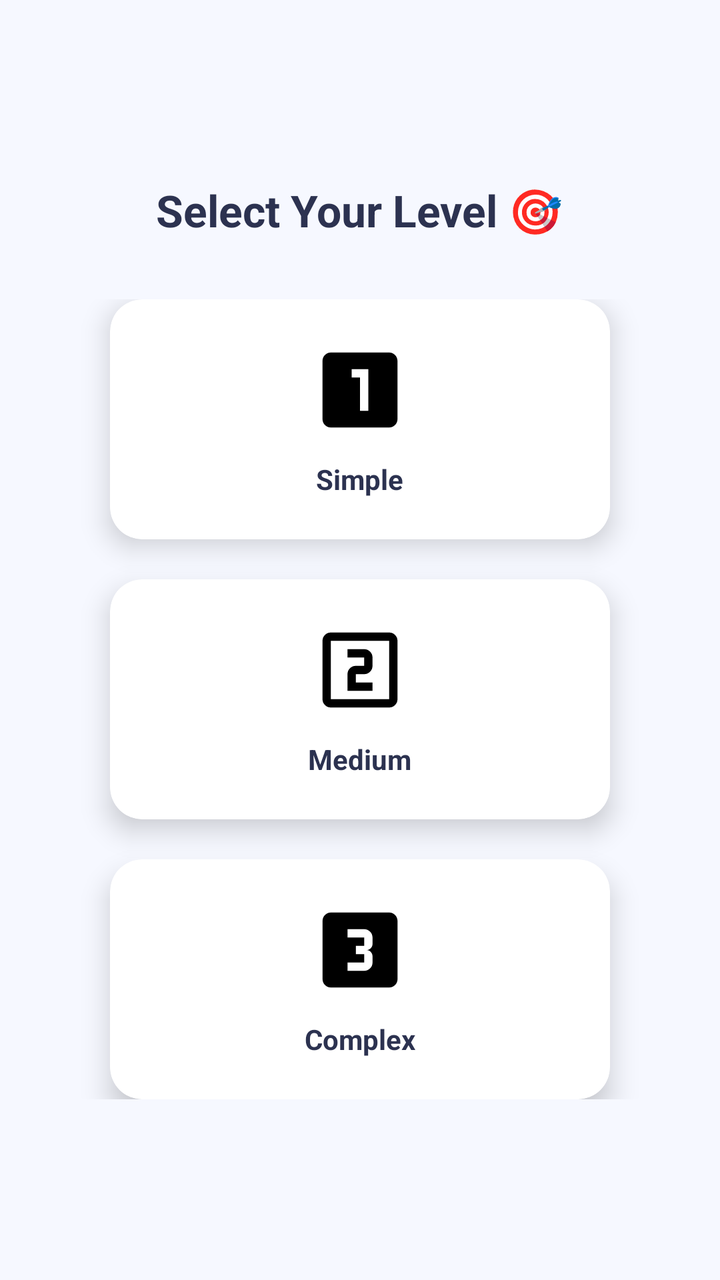
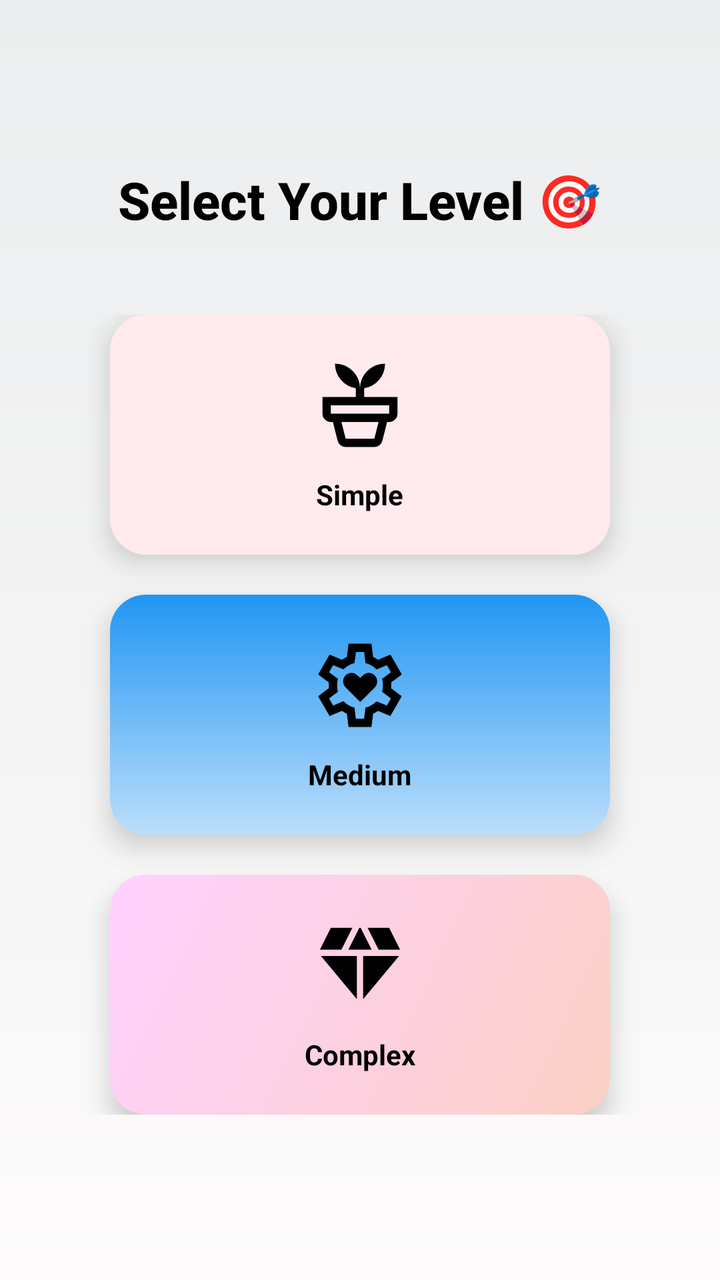

Before-and-after screenshots of an Android layout around one commit, followed by the original layout XML and the change that was made.
<!-- AndroidManifest.xml: activity theme Theme.SpeakRight.Material -->
<!-- res/layout/activity_levels.xml -->
<?xml version="1.0" encoding="utf-8"?>
<LinearLayout xmlns:android="http://schemas.android.com/apk/res/android"
    xmlns:app="http://schemas.android.com/apk/res-auto"
    android:orientation="vertical"
    android:gravity="center"
    android:layout_width="match_parent"
    android:layout_height="match_parent"
    android:background="#F6F8FF"
    android:padding="16dp">

    
    <TextView
        android:id="@+id/tvLevelsTitle"
        android:layout_width="wrap_content"
        android:layout_height="wrap_content"
        android:text="Select Your Level 🎯"
        android:textSize="22sp"
        android:textStyle="bold"
        android:textColor="#2C3250"
        android:layout_marginBottom="30dp" />

    
    <LinearLayout
        android:orientation="vertical"
        android:gravity="center"
        android:layout_width="match_parent"
        android:layout_height="wrap_content">

        
        <com.google.android.material.card.MaterialCardView
            android:id="@+id/cardSimple"
            style="@style/Widget.MaterialComponents.CardView"
            android:layout_width="250dp"
            android:layout_height="120dp"
            android:layout_marginBottom="20dp"
            app:cardCornerRadius="16dp"
            app:cardElevation="8dp"
            android:foreground="?android:attr/selectableItemBackground">

            <LinearLayout
                android:orientation="vertical"
                android:gravity="center"
                android:layout_width="match_parent"
                android:layout_height="match_parent">

                <ImageView
                    android:layout_width="50dp"
                    android:layout_height="50dp"
                    android:src="@drawable/ic_easy" /> 

                <TextView
                    android:layout_width="wrap_content"
                    android:layout_height="wrap_content"
                    android:text="Simple"
                    android:textColor="#2C3250"
                    android:textStyle="bold"
                    android:layout_marginTop="10dp" />
            </LinearLayout>
        </com.google.android.material.card.MaterialCardView>

        
        <com.google.android.material.card.MaterialCardView
            android:id="@+id/cardMedium"
            style="@style/Widget.MaterialComponents.CardView"
            android:layout_width="250dp"
            android:layout_height="120dp"
            android:layout_marginBottom="20dp"
            app:cardCornerRadius="16dp"
            app:cardElevation="8dp"
            android:foreground="?android:attr/selectableItemBackground">

            <LinearLayout
                android:orientation="vertical"
                android:gravity="center"
                android:layout_width="match_parent"
                android:layout_height="match_parent">

                <ImageView
                    android:layout_width="50dp"
                    android:layout_height="50dp"
                    android:src="@drawable/ic_medium" /> 

                <TextView
                    android:layout_width="wrap_content"
                    android:layout_height="wrap_content"
                    android:text="Medium"
                    android:textColor="#2C3250"
                    android:textStyle="bold"
                    android:layout_marginTop="10dp" />
            </LinearLayout>
        </com.google.android.material.card.MaterialCardView>

        
        <com.google.android.material.card.MaterialCardView
            android:id="@+id/cardComplex"
            style="@style/Widget.MaterialComponents.CardView"
            android:layout_width="250dp"
            android:layout_height="120dp"
            app:cardCornerRadius="16dp"
            app:cardElevation="8dp"
            android:foreground="?android:attr/selectableItemBackground">

            <LinearLayout
                android:orientation="vertical"
                android:gravity="center"
                android:layout_width="match_parent"
                android:layout_height="match_parent">

                <ImageView
                    android:layout_width="50dp"
                    android:layout_height="50dp"
                    android:src="@drawable/ic_complex" /> 

                <TextView
                    android:layout_width="wrap_content"
                    android:layout_height="wrap_content"
                    android:text="Complex"
                    android:textColor="#2C3250"
                    android:textStyle="bold"
                    android:layout_marginTop="10dp" />
            </LinearLayout>
        </com.google.android.material.card.MaterialCardView>

    </LinearLayout>

</LinearLayout>
<!-- resources referenced by this layout -->
<resources>
  <!-- drawable ic_complex (drawable) -->
  <vector xmlns:android="http://schemas.android.com/apk/res/android" android:height="24dp" android:tint="#000000" android:viewportHeight="24" android:viewportWidth="24" android:width="24dp">
        
      <path android:fillColor="@android:color/white" android:pathData="M19.01,3h-14c-1.1,0 -2,0.9 -2,2v14c0,1.1 0.9,2 2,2h14c1.1,0 2,-0.9 2,-2L21.01,5c0,-1.1 -0.9,-2 -2,-2zM15.01,10.5c0,0.83 -0.67,1.5 -1.5,1.5 0.83,0 1.5,0.67 1.5,1.5L15.01,15c0,1.11 -0.9,2 -2,2h-4v-2h4v-2h-2v-2h2L13.01,9h-4L9.01,7h4c1.1,0 2,0.89 2,2v1.5z"/>
      
  </vector>
  <!-- drawable ic_easy (drawable) -->
  <vector xmlns:android="http://schemas.android.com/apk/res/android" android:height="24dp" android:tint="#000000" android:viewportHeight="24" android:viewportWidth="24" android:width="24dp">
        
      <path android:fillColor="@android:color/white" android:pathData="M19,3L5,3c-1.1,0 -2,0.9 -2,2v14c0,1.1 0.9,2 2,2h14c1.1,0 2,-0.9 2,-2L21,5c0,-1.1 -0.9,-2 -2,-2zM14,17h-2L12,9h-2L10,7h4v10z"/>
      
  </vector>
  <!-- drawable ic_medium (drawable) -->
  <vector xmlns:android="http://schemas.android.com/apk/res/android" android:height="24dp" android:tint="#000000" android:viewportHeight="960" android:viewportWidth="960" android:width="24dp">
        
      <path android:fillColor="@android:color/white" android:pathData="M360,680L600,680L600,600L440,600L440,520Q440,520 440,520Q440,520 440,520L520,520Q553,520 576.5,496.5Q600,473 600,440L600,360Q600,327 576.5,303.5Q553,280 520,280L360,280L360,360L520,360Q520,360 520,360Q520,360 520,360L520,440Q520,440 520,440Q520,440 520,440L440,440Q407,440 383.5,463.5Q360,487 360,520L360,680ZM200,840Q167,840 143.5,816.5Q120,793 120,760L120,200Q120,167 143.5,143.5Q167,120 200,120L760,120Q793,120 816.5,143.5Q840,167 840,200L840,760Q840,793 816.5,816.5Q793,840 760,840L200,840ZM200,760L760,760Q760,760 760,760Q760,760 760,760L760,200Q760,200 760,200Q760,200 760,200L200,200Q200,200 200,200Q200,200 200,200L200,760Q200,760 200,760Q200,760 200,760ZM200,200L200,200Q200,200 200,200Q200,200 200,200L200,760Q200,760 200,760Q200,760 200,760L200,760Q200,760 200,760Q200,760 200,760L200,200Q200,200 200,200Q200,200 200,200Z"/>
      
  </vector>
  <!-- unchanged entries left out for length: 4 -->
</resources>

<!-- the commit's change to res/layout/activity_levels.xml (unified diff, before → after) -->
@@ -5,7 +5,7 @@
     android:gravity="center"
     android:layout_width="match_parent"
     android:layout_height="match_parent"
-    android:background="#F6F8FF"
+    android:background="@drawable/bg_gradient"
     android:padding="16dp">
 
     
@@ -14,10 +14,11 @@
         android:layout_width="wrap_content"
         android:layout_height="wrap_content"
         android:text="Select Your Level 🎯"
-        android:textSize="22sp"
+        android:textSize="26sp"
         android:textStyle="bold"
-        android:textColor="#2C3250"
-        android:layout_marginBottom="30dp" />
+        android:textColor="@color/black"
+        android:fontFamily="sans-serif-medium"
+        android:layout_marginBottom="40dp" />
 
     
     <LinearLayout
@@ -33,26 +34,29 @@
             android:layout_width="250dp"
             android:layout_height="120dp"
             android:layout_marginBottom="20dp"
-            app:cardCornerRadius="16dp"
+            app:cardCornerRadius="18dp"
             app:cardElevation="8dp"
-            android:foreground="?android:attr/selectableItemBackground">
+            app:cardBackgroundColor="@android:color/transparent">
 
+            
             <LinearLayout
                 android:orientation="vertical"
                 android:gravity="center"
                 android:layout_width="match_parent"
-                android:layout_height="match_parent">
+                android:layout_height="match_parent"
+                android:background="@drawable/bg_simple"
+                android:padding="8dp">
 
                 <ImageView
                     android:layout_width="50dp"
                     android:layout_height="50dp"
-                    android:src="@drawable/ic_easy" /> 
+                    android:src="@drawable/ic_easy" />
 
                 <TextView
                     android:layout_width="wrap_content"
                     android:layout_height="wrap_content"
                     android:text="Simple"
-                    android:textColor="#2C3250"
+                    android:textColor="@color/black"
                     android:textStyle="bold"
                     android:layout_marginTop="10dp" />
             </LinearLayout>
@@ -65,26 +69,28 @@
             android:layout_width="250dp"
             android:layout_height="120dp"
             android:layout_marginBottom="20dp"
-            app:cardCornerRadius="16dp"
+            app:cardCornerRadius="18dp"
             app:cardElevation="8dp"
-            android:foreground="?android:attr/selectableItemBackground">
+            app:cardBackgroundColor="@android:color/transparent">
 
             <LinearLayout
                 android:orientation="vertical"
                 android:gravity="center"
                 android:layout_width="match_parent"
-                android:layout_height="match_parent">
+                android:layout_height="match_parent"
+                android:background="@drawable/bg_medium"
+                android:padding="8dp">
 
                 <ImageView
                     android:layout_width="50dp"
                     android:layout_height="50dp"
-                    android:src="@drawable/ic_medium" /> 
+                    android:src="@drawable/ic_medium" />
 
                 <TextView
                     android:layout_width="wrap_content"
                     android:layout_height="wrap_content"
                     android:text="Medium"
-                    android:textColor="#2C3250"
+                    android:textColor="@color/black"
                     android:textStyle="bold"
                     android:layout_marginTop="10dp" />
             </LinearLayout>
@@ -96,31 +102,32 @@
             style="@style/Widget.MaterialComponents.CardView"
             android:layout_width="250dp"
             android:layout_height="120dp"
-            app:cardCornerRadius="16dp"
+            app:cardCornerRadius="18dp"
             app:cardElevation="8dp"
-            android:foreground="?android:attr/selectableItemBackground">
+            app:cardBackgroundColor="@android:color/transparent">
 
             <LinearLayout
                 android:orientation="vertical"
                 android:gravity="center"
                 android:layout_width="match_parent"
-                android:layout_height="match_parent">
+                android:layout_height="match_parent"
+                android:background="@drawable/bg_complex"
+                android:padding="8dp">
 
                 <ImageView
                     android:layout_width="50dp"
                     android:layout_height="50dp"
-                    android:src="@drawable/ic_complex" /> 
+                    android:src="@drawable/ic_complex" />
 
                 <TextView
                     android:layout_width="wrap_content"
                     android:layout_height="wrap_content"
                     android:text="Complex"
-                    android:textColor="#2C3250"
+                    android:textColor="@color/black"
                     android:textStyle="bold"
                     android:layout_marginTop="10dp" />
             </LinearLayout>
         </com.google.android.material.card.MaterialCardView>
 
     </LinearLayout>
-
 </LinearLayout>
<!-- resource entries referenced after the edit -->
@@ -1,21 +1,69 @@
 <!-- resources referenced by this layout -->
 <resources>
+  <color name="black">#FF000000</color>
+  <!-- drawable bg_complex (drawable) -->
+  <?xml version="1.0" encoding="utf-8"?>
+  <shape xmlns:android="http://schemas.android.com/apk/res/android"
+      android:shape="rectangle">
+      <gradient
+          android:startColor="#FAD0C4"
+          android:endColor="#FFD1FF"
+          android:angle="135" />
+      <corners android:radius="16dp" />
+  </shape>
+  <!-- drawable bg_gradient (drawable) -->
+  <?xml version="1.0" encoding="utf-8"?>
+  <shape xmlns:android="http://schemas.android.com/apk/res/android"
+      android:shape="rectangle">
+  
+      <gradient
+          android:angle="90"
+          android:startColor="#FDFBFB"
+          android:endColor="#EBEDEE"
+          android:type="linear" />
+  
+  </shape>
+  <!-- drawable bg_medium (drawable) -->
+  <?xml version="1.0" encoding="utf-8"?>
+  <shape xmlns:android="http://schemas.android.com/apk/res/android"
+      android:shape="rectangle">
+      <gradient
+          android:startColor="#BBDEFB"
+          android:endColor="#2196F3"
+          android:angle="90" />
+      <corners android:radius="16dp" />
+  </shape>
+  <!-- drawable bg_simple (drawable) -->
+  <?xml version="1.0" encoding="utf-8"?>
+  <shape xmlns:android="http://schemas.android.com/apk/res/android"
+      android:shape="rectangle">
+      <solid android:color="#FFEBEE" /> 
+      <corners android:radius="16dp" />
+  </shape>
   <!-- drawable ic_complex (drawable) -->
   <vector xmlns:android="http://schemas.android.com/apk/res/android" android:height="24dp" android:tint="#000000" android:viewportHeight="24" android:viewportWidth="24" android:width="24dp">
         
-      <path android:fillColor="@android:color/white" android:pathData="M19.01,3h-14c-1.1,0 -2,0.9 -2,2v14c0,1.1 0.9,2 2,2h14c1.1,0 2,-0.9 2,-2L21.01,5c0,-1.1 -0.9,-2 -2,-2zM15.01,10.5c0,0.83 -0.67,1.5 -1.5,1.5 0.83,0 1.5,0.67 1.5,1.5L15.01,15c0,1.11 -0.9,2 -2,2h-4v-2h4v-2h-2v-2h2L13.01,9h-4L9.01,7h4c1.1,0 2,0.89 2,2v1.5z"/>
+      <path android:fillColor="@android:color/white" android:pathData="M12.16,3l-0.32,0l-2.63,5.25l5.58,0z"/>
+        
+      <path android:fillColor="@android:color/white" android:pathData="M16.46,8.25l5.16,0l-2.62,-5.25l-5.16,0z"/>
+        
+      <path android:fillColor="@android:color/white" android:pathData="M21.38,9.75l-8.63,0l0,10.35z"/>
+        
+      <path android:fillColor="@android:color/white" android:pathData="M11.25,20.1l0,-10.35l-8.63,0z"/>
+        
+      <path android:fillColor="@android:color/white" android:pathData="M7.54,8.25l2.62,-5.25l-5.16,0l-2.62,5.25z"/>
       
   </vector>
   <!-- drawable ic_easy (drawable) -->
-  <vector xmlns:android="http://schemas.android.com/apk/res/android" android:height="24dp" android:tint="#000000" android:viewportHeight="24" android:viewportWidth="24" android:width="24dp">
+  <vector xmlns:android="http://schemas.android.com/apk/res/android" android:height="24dp" android:tint="#000000" android:viewportHeight="960" android:viewportWidth="960" android:width="24dp">
         
-      <path android:fillColor="@android:color/white" android:pathData="M19,3L5,3c-1.1,0 -2,0.9 -2,2v14c0,1.1 0.9,2 2,2h14c1.1,0 2,-0.9 2,-2L21,5c0,-1.1 -0.9,-2 -2,-2zM14,17h-2L12,9h-2L10,7h4v10z"/>
+      <path android:fillColor="@android:color/white" android:pathData="M342,800L618,800Q618,800 618,800Q618,800 618,800L658,640L302,640L342,800Q342,800 342,800Q342,800 342,800ZM342,880Q314,880 293,863Q272,846 265,819L220,640L740,640L695,819Q688,846 667,863Q646,880 618,880L342,880ZM200,560L760,560Q760,560 760,560Q760,560 760,560L760,480L200,480L200,560Q200,560 200,560Q200,560 200,560ZM480,320Q480,220 550,150Q620,80 720,80Q720,170 663,236Q606,302 520,316L520,400L840,400L840,560Q840,593 816.5,616.5Q793,640 760,640L200,640Q167,640 143.5,616.5Q120,593 120,560L120,400L440,400L440,316Q354,302 297,236Q240,170 240,80Q340,80 410,150Q480,220 480,320Z"/>
       
   </vector>
   <!-- drawable ic_medium (drawable) -->
   <vector xmlns:android="http://schemas.android.com/apk/res/android" android:height="24dp" android:tint="#000000" android:viewportHeight="960" android:viewportWidth="960" android:width="24dp">
         
-      <path android:fillColor="@android:color/white" android:pathData="M360,680L600,680L600,600L440,600L440,520Q440,520 440,520Q440,520 440,520L520,520Q553,520 576.5,496.5Q600,473 600,440L600,360Q600,327 576.5,303.5Q553,280 520,280L360,280L360,360L520,360Q520,360 520,360Q520,360 520,360L520,440Q520,440 520,440Q520,440 520,440L440,440Q407,440 383.5,463.5Q360,487 360,520L360,680ZM200,840Q167,840 143.5,816.5Q120,793 120,760L120,200Q120,167 143.5,143.5Q167,120 200,120L760,120Q793,120 816.5,143.5Q840,167 840,200L840,760Q840,793 816.5,816.5Q793,840 760,840L200,840ZM200,760L760,760Q760,760 760,760Q760,760 760,760L760,200Q760,200 760,200Q760,200 760,200L200,200Q200,200 200,200Q200,200 200,200L200,760Q200,760 200,760Q200,760 200,760ZM200,200L200,200Q200,200 200,200Q200,200 200,200L200,760Q200,760 200,760Q200,760 200,760L200,760Q200,760 200,760Q200,760 200,760L200,200Q200,200 200,200Q200,200 200,200Z"/>
+      <path android:fillColor="@android:color/white" android:pathData="M482,640L622,500Q639,483 644,458.5Q649,434 639,411Q629,388 609,374Q589,360 564,360Q539,360 519,375.5Q499,391 482,408Q464,391 444.5,375.5Q425,360 400,360Q375,360 354.5,373.5Q334,387 324,410Q314,433 319.5,457.5Q325,482 342,500L482,640ZM370,880L354,752Q341,747 329.5,740Q318,733 307,725L188,775L78,585L181,507Q180,500 180,493.5Q180,487 180,480Q180,473 180,466.5Q180,460 181,453L78,375L188,185L307,235Q318,227 330,220Q342,213 354,208L370,80L590,80L606,208Q619,213 630.5,220Q642,227 653,235L772,185L882,375L779,453Q780,460 780,466.5Q780,473 780,480Q780,487 780,493.5Q780,500 778,507L881,585L771,775L653,725Q642,733 630,740Q618,747 606,752L590,880L370,880ZM440,800L519,800L533,694Q564,686 590.5,670.5Q617,655 639,633L738,674L777,606L691,541Q696,527 698,511.5Q700,496 700,480Q700,464 698,448.5Q696,433 691,419L777,354L738,286L639,328Q617,305 590.5,289.5Q564,274 533,266L520,160L441,160L427,266Q396,274 369.5,289.5Q343,305 321,327L222,286L183,354L269,418Q264,433 262,448Q260,463 260,480Q260,496 262,511Q264,526 269,541L183,606L222,674L321,632Q343,655 369.5,670.5Q396,686 427,694L440,800ZM480,480L480,480Q480,480 480,480Q480,480 480,480L480,480L480,480L480,480Q480,480 480,480Q480,480 480,480Q480,480 480,480Q480,480 480,480L480,480L480,480L480,480Q480,480 480,480Q480,480 480,480L480,480L480,480L480,480Q480,480 480,480Q480,480 480,480L480,480L480,480L480,480Q480,480 480,480Q480,480 480,480Q480,480 480,480Q480,480 480,480L480,480L480,480L480,480Q480,480 480,480Q480,480 480,480L480,480Z"/>
       
   </vector>
   <!-- unchanged entries left out for length: 4 -->
